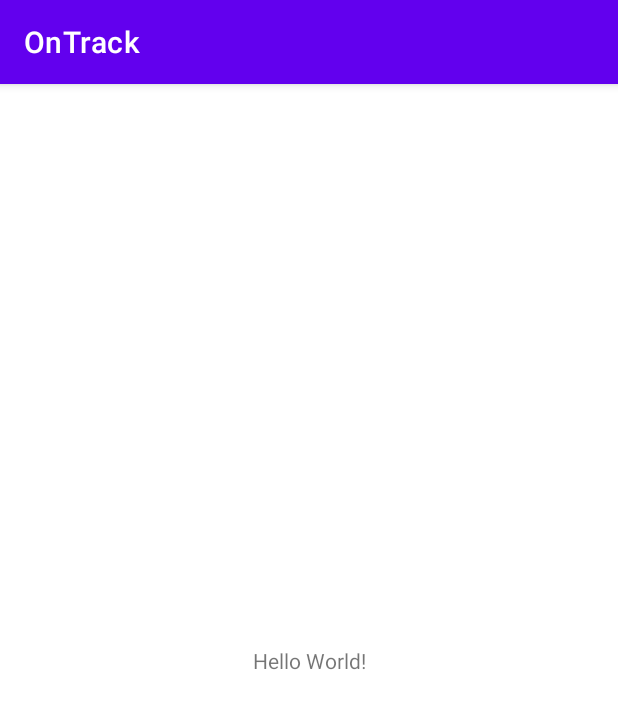
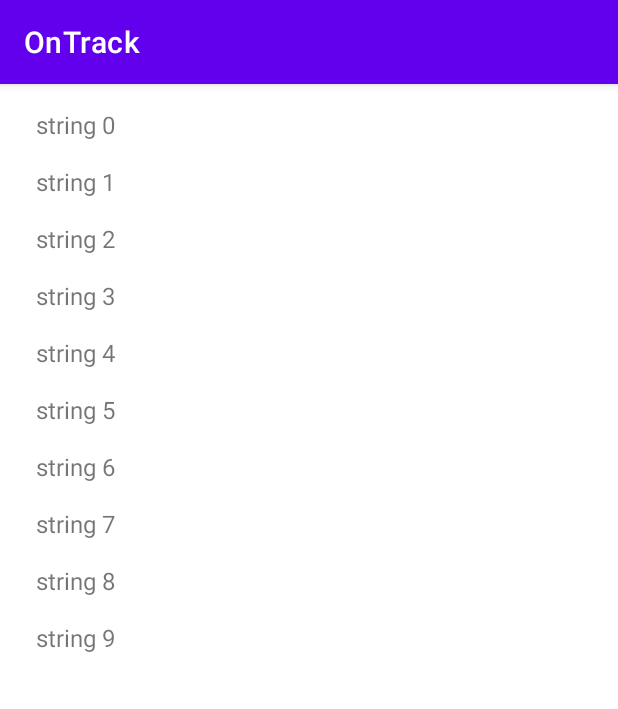
Before and after one commit to Azura-yuwi/OnTrack, an Android app: the screen it shows after launch (MainActivity), on a phone screen of 412 x 824 dp. Shown: the top 709 px of the screen. Run offline under Robolectric (Android 15) with nearby library versions, the phone set to English and light mode, and no system bars.

Commit message:
02/21/2022 Basic RecyclerListView

```diff
--- a/app/src/main/java/com/example/ontrack/MainActivity.java
+++ b/app/src/main/java/com/example/ontrack/MainActivity.java
@@ -1,14 +1,39 @@
 package com.example.ontrack;
 
 import androidx.appcompat.app.AppCompatActivity;
+import androidx.recyclerview.widget.LinearLayoutManager;
+import androidx.recyclerview.widget.RecyclerView;
 
 import android.os.Bundle;
 
+import java.util.ArrayList;
+
 public class MainActivity extends AppCompatActivity {
+
+    MainAdapter adapter;
+    RecyclerView recyclerView;
+    ArrayList<String> data = new ArrayList<>();
 
     @Override
     protected void onCreate(Bundle savedInstanceState) {
         super.onCreate(savedInstanceState);
         setContentView(R.layout.activity_main);
+        recyclerView = (RecyclerView) findViewById(R.id.recyclerView);
+        data = getData();
+        adapter = new MainAdapter(data);
+        recyclerView.setLayoutManager(new LinearLayoutManager(MainActivity.this));
+        recyclerView.setAdapter(adapter);
+    }
+
+    private ArrayList<String> getData()
+    {
+        ArrayList<String> ans = new ArrayList<>();
+
+        for(int i = 0; i < 10; i++)
+        {
+            ans.add("string " + i);
+        }
+
+        return ans;
     }
 }
--- /dev/null
+++ b/app/src/main/java/com/example/ontrack/MainAdapter.java
@@ -0,0 +1,55 @@
+package com.example.ontrack;
+
+import android.view.LayoutInflater;
+import android.view.View;
+import android.view.ViewGroup;
+import android.widget.TextView;
+import androidx.recyclerview.widget.RecyclerView;
+import java.util.ArrayList;
+
+public class MainAdapter extends RecyclerView.Adapter<MainAdapter.ViewHolder> {
+    private ArrayList<String> data;
+
+    public class ViewHolder extends RecyclerView.ViewHolder
+    {
+        private final TextView textView;
+
+        public ViewHolder(View view)
+        {
+            super(view);
+            textView = (TextView) view.findViewById(R.id.textView);
+        }
+
+        public TextView getTextView()
+        {
+            return textView;
+        }
+    }
+
+    public MainAdapter(ArrayList data)
+    {
+        this.data = data;
+    }
+
+    @Override
+    public ViewHolder onCreateViewHolder(ViewGroup viewGroup, int viewType) {
+        View view = LayoutInflater.from(viewGroup.getContext()).inflate(R.layout.text_row_item, viewGroup, false);
+        return new ViewHolder(view);
+    }
+
+    @Override
+    public void onBindViewHolder(ViewHolder holder, int position) {
+        holder.getTextView().setText(data.get(position));
+    }
+
+    @Override
+    public int getItemCount() {
+        return data.size();
+    }
+
+    @Override
+    public void onAttachedToRecyclerView(RecyclerView recyclerView)
+    {
+        super.onAttachedToRecyclerView(recyclerView);
+    }
+}
--- a/app/src/main/res/layout/activity_main.xml
+++ b/app/src/main/res/layout/activity_main.xml
@@ -1,18 +1,36 @@
 <?xml version="1.0" encoding="utf-8"?>
-<androidx.constraintlayout.widget.ConstraintLayout xmlns:android="http://schemas.android.com/apk/res/android"
+<androidx.constraintlayout.widget.ConstraintLayout
+    xmlns:android="http://schemas.android.com/apk/res/android"
     xmlns:app="http://schemas.android.com/apk/res-auto"
     xmlns:tools="http://schemas.android.com/tools"
     android:layout_width="match_parent"
     android:layout_height="match_parent"
     tools:context=".MainActivity">
 
-    <TextView
-        android:layout_width="wrap_content"
-        android:layout_height="wrap_content"
-        android:text="Hello World!"
+    <ScrollView
+        android:layout_width="match_parent"
+        android:layout_height="0dp"
+        android:layout_marginStart="8dp"
+        android:layout_marginEnd="8dp"
+        android:background="#FFFFFF"
         app:layout_constraintBottom_toBottomOf="parent"
-        app:layout_constraintLeft_toLeftOf="parent"
-        app:layout_constraintRight_toRightOf="parent"
-        app:layout_constraintTop_toTopOf="parent" />
+        app:layout_constraintEnd_toEndOf="parent"
+        app:layout_constraintStart_toStartOf="parent"
+        app:layout_constraintTop_toTopOf="parent"
+        tools:context=".MainActivity">
+
+        <LinearLayout
+            android:layout_width="match_parent"
+            android:layout_height="wrap_content"
+            android:orientation="vertical">
+
+            <androidx.recyclerview.widget.RecyclerView
+                android:id="@+id/recyclerView"
+                android:layout_width="match_parent"
+                android:layout_height="match_parent"
+                app:layout_constraintEnd_toEndOf="parent"
+                app:layout_constraintTop_toTopOf="parent" />
+        </LinearLayout>
+    </ScrollView>
 
 </androidx.constraintlayout.widget.ConstraintLayout>
--- /dev/null
+++ b/app/src/main/res/layout/text_row_item.xml
@@ -0,0 +1,18 @@
+<?xml version="1.0" encoding="utf-8"?>
+<androidx.constraintlayout.widget.ConstraintLayout
+    xmlns:android="http://schemas.android.com/apk/res/android"
+    xmlns:app="http://schemas.android.com/apk/res-auto"
+    android:layout_width="wrap_content"
+    android:layout_height="wrap_content">
+
+    <TextView
+        android:id="@+id/textView"
+        android:layout_width="wrap_content"
+        android:layout_height="wrap_content"
+        android:layout_marginStart="16dp"
+        android:layout_marginTop="16dp"
+        android:text="default"
+        android:textSize="16sp"
+        app:layout_constraintStart_toStartOf="parent"
+        app:layout_constraintTop_toTopOf="parent" />
+</androidx.constraintlayout.widget.ConstraintLayout>
```
